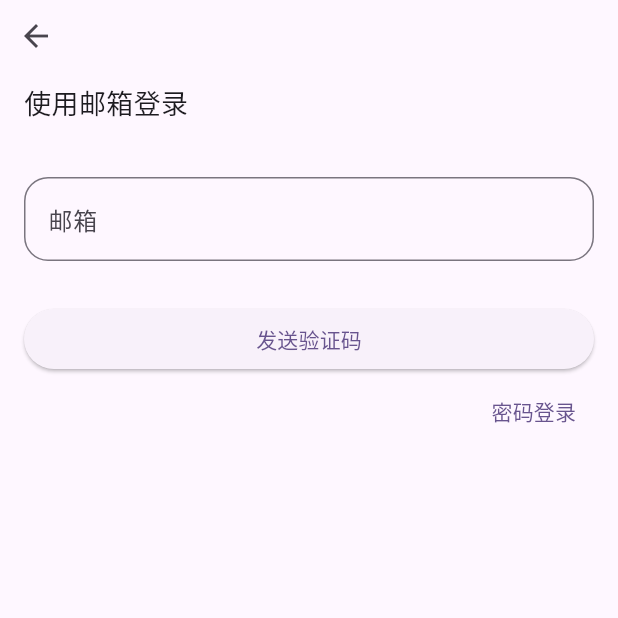
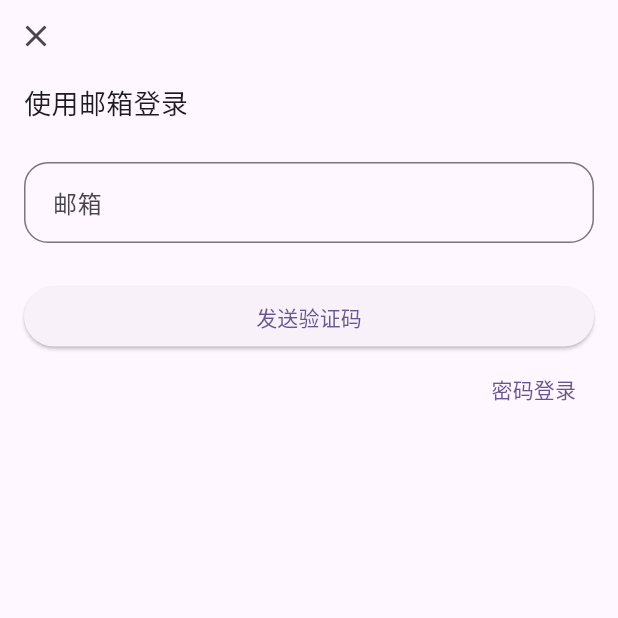
Before and after one commit to zayn415/reada-front, a Flutter app: the screen it shows after launch, after a tap on "登录", on a phone screen of 412 x 824 dp, the top half of it. Run offline on Flutter 3.47's test engine with Material 3 defaults, Android fonts, the phone set to English and light mode, and no system bars; our stand-ins replace email_validator, pinput.

Commit message:
feat: 拆分登录、验证码页面；请求封转；验证码、登录接口

```diff
--- /dev/null
+++ b/lib/constants/api_prefix.dart
@@ -0,0 +1,4 @@
+class ApiPrefix {
+  static const String code = '/user/login/code';
+  static const String login = '/user/login';
+}
--- a/lib/main.dart
+++ b/lib/main.dart
@@ -18,9 +18,9 @@ class MyApp extends StatelessWidget {
       theme: ThemeData(
         colorScheme: ColorScheme.fromSeed(seedColor: Colors.deepPurple),
       ),
-      initialRoute: Routes.home,
+      initialRoute: Routes.shelf,
       onGenerateRoute: (settings) {
-        if (settings.name == Routes.home) {
+        if (settings.name == Routes.shelf) {
           return MaterialPageRoute(builder: (_) => const MainNavigator());
         }
         return AppRoutes.generateRoute(settings);
--- a/lib/pages/login.dart
+++ b/lib/pages/login.dart
@@ -1,6 +1,7 @@
 import 'package:email_validator/email_validator.dart';
 import 'package:flutter/material.dart';
 import 'package:reada/routes/routes.dart';
+import 'package:reada/services/auth_service.dart';
 
 // 登录页面
 class LoginPage extends StatefulWidget {
@@ -12,30 +13,39 @@ class LoginPage extends StatefulWidget {
 
 class _LoginPageState extends State<LoginPage> {
   final _formKey = GlobalKey<FormState>();
+  late AuthService authService;
+  Map<String, dynamic>? data;
   final TextEditingController _emailController = TextEditingController();
-  final List<TextEditingController> _codeControllers = List.generate(
-    6,
-    (index) => TextEditingController(),
-  );
-  bool _isObscure = true;
-  bool _isSent = false;
+
+  @override
+  void initState() {
+    super.initState();
+    authService = AuthService();
+  }
 
   @override
   void dispose() {
     _emailController.dispose();
-    for (var c in _codeControllers) {
-      c.dispose();
-    }
     super.dispose();
   }
 
-  void _login() {
-    if (_formKey.currentState!.validate()) {
-      // 这里添加实际的登录逻辑，例如调用 API
-      ScaffoldMessenger.of(
-        context,
-      ).showSnackBar(const SnackBar(content: Text('登录成功')));
-      Navigator.pushReplacementNamed(context, Routes.home);
+  // 发送验证码
+  Future<void> _handleSendCode() async {
+    final email = _emailController.text;
+    if (_emailController.text.isNotEmpty && EmailValidator.validate(email)) {
+      try {
+        // 发送验证码
+        final result = await authService.sendVerificationCode(email);
+        if (result['code'] != 200) {
+          throw Exception('发送验证码失败：${result['message']}');
+        }
+        // 跳转到验证码页面
+        WidgetsBinding.instance.addPostFrameCallback((_) {
+          Navigator.pushNamed(context, Routes.verification, arguments: email);
+        });
+      } catch (e) {
+        throw Exception('发送验证码失败：$e');
+      }
     }
   }
 
@@ -43,7 +53,7 @@ class _LoginPageState extends State<LoginPage> {
   Widget build(BuildContext context) {
     return GestureDetector(
       onTap: () {
-        FocusScope.of(context).unfocus();
+        FocusManager.instance.primaryFocus?.unfocus();
       },
       child: Scaffold(
         body: SafeArea(
@@ -59,26 +69,33 @@ class _LoginPageState extends State<LoginPage> {
                     children: [
                       IconButton(
                         onPressed: () {
-                          Navigator.pushReplacementNamed(context, Routes.home);
+                          // 跳过登录，直接进入书架页面，清空路由栈
+                          Navigator.pushNamedAndRemoveUntil(
+                            context,
+                            Routes.shelf,
+                            (route) => false,
+                          );
                         },
-                        icon: const Icon(Icons.arrow_back),
+                        icon: const Icon(Icons.close),
                       ),
                     ],
                   ),
                   // 标题
-                  const Padding(
-                    padding: EdgeInsets.symmetric(horizontal: 16, vertical: 8),
+                  Padding(
+                    padding: const EdgeInsets.symmetric(
+                      horizontal: 16,
+                      vertical: 8,
+                    ),
                     child: Text(
                       '使用邮箱登录',
-                      style: TextStyle(
+                      style: const TextStyle(
                         fontSize: 18,
                         fontWeight: FontWeight.w500,
                       ),
                     ),
                   ),
-                  const SizedBox(height: 20),
+                  const SizedBox(height: 10),
                   // 邮箱输入框
-                  if (!_isSent)
                   Padding(
                     padding: const EdgeInsets.symmetric(
                       horizontal: 16,
@@ -90,7 +107,37 @@ class _LoginPageState extends State<LoginPage> {
                       decoration: InputDecoration(
                         labelText: '邮箱',
                         border: OutlineInputBorder(
-                            borderRadius: BorderRadius.all(Radius.circular(16)),
+                          borderRadius: BorderRadius.circular(16),
+                        ),
+                        contentPadding: EdgeInsets.symmetric(
+                          vertical: 15,
+                          horizontal: 15,
+                        ),
+                        helperText: '',
+                        helperStyle: TextStyle(fontSize: 11, height: 1.2),
+                        errorStyle: TextStyle(fontSize: 11, height: 1.2),
+                        errorBorder: OutlineInputBorder(
+                          borderSide: BorderSide(
+                            color: Colors.red[700]!,
+                            width: 1.1,
+                          ),
+                          borderRadius: BorderRadius.circular(16),
+                        ),
+                        focusedErrorBorder: OutlineInputBorder(
+                          // 聚焦错误状态边框
+                          borderSide: BorderSide(
+                            color: Colors.red[700]!,
+                            width: 1.1,
+                          ),
+                          borderRadius: BorderRadius.circular(16),
+                        ),
+                        focusedBorder: OutlineInputBorder(
+                          // 聚焦状态边框
+                          borderSide: BorderSide(
+                            color: Color(0xFF190019),
+                            width: 1.1,
+                          ),
+                          borderRadius: BorderRadius.circular(16),
                         ),
                         suffixIcon: ValueListenableBuilder<TextEditingValue>(
                           valueListenable: _emailController,
@@ -124,45 +171,23 @@ class _LoginPageState extends State<LoginPage> {
                       },
                     ),
                   ),
-                  if (_isSent)
+                  // 登录按钮
                   Padding(
-                      padding: const EdgeInsets.symmetric(vertical: 16.0),
-                      child: Row(
-                        mainAxisAlignment: MainAxisAlignment.spaceEvenly,
-                        children: List.generate(
-                          6,
-                          (index) => SizedBox(
-                            width: 40,
-                            child: TextFormField(
-                              controller: _codeControllers[index],
-                              textAlign: TextAlign.center,
-                              keyboardType: TextInputType.number,
-                              maxLength: 1,
-                              decoration: const InputDecoration(
-                                counterText: '',
-                              ),
-                              validator:
-                                  (value) =>
-                                      value?.isEmpty ?? true ? ' ' : null,
+                    padding: const EdgeInsets.symmetric(horizontal: 16),
+                    child: ElevatedButton(
+                      style: ButtonStyle(
+                        shape: WidgetStateProperty.all(
+                          RoundedRectangleBorder(
+                            borderRadius: BorderRadius.circular(50),
                           ),
                         ),
                       ),
-                      ),
-                    ),
-                  const SizedBox(height: 20),
-                  // 登录按钮
-                  Padding(
-                    padding: const EdgeInsets.symmetric(
-                      horizontal: 16,
-                      // vertical: 16,
-                    ),
-                    child: ElevatedButton(
-                      onPressed: _login,
-                      child: Text(_isSent ? '登录' : '发送验证码'),
+                      onPressed: _handleSendCode,
+                      child: Text('发送验证码'),
                     ),
                   ),
                   Padding(
-                    padding: const EdgeInsets.symmetric(horizontal: 16),
+                    padding: const EdgeInsets.only(right: 16),
                     child: Align(
                       alignment: Alignment.centerRight,
                       child: TextButton(
--- a/lib/routes/routes.dart
+++ b/lib/routes/routes.dart
@@ -1,4 +1,5 @@
 import 'package:flutter/material.dart';
+import 'package:reada/pages/verification_page.dart';
 
 import '../pages/login.dart';
 import '../pages/message.dart';
@@ -7,23 +8,58 @@ import '../pages/shelf.dart';
 
 // 路由常量
 class Routes {
-  static const String home = '/';
+  static const String shelf = '/';
   static const String login = '/login';
   static const String mine = '/mine';
   static const String message = '/message';
+  static const String verification = '/verification';
 }
 
 class AppRoutes {
   static Route<dynamic> generateRoute(RouteSettings settings) {
     switch (settings.name) {
-      case Routes.home:
+      case Routes.shelf:
         return MaterialPageRoute(builder: (_) => const ShelfPage());
       case Routes.login:
-        return MaterialPageRoute(builder: (_) => const LoginPage());
+        return PageRouteBuilder(
+          pageBuilder: (context, animation, secondaryAnimation) => LoginPage(),
+          transitionsBuilder: (context, animation, secondaryAnimation, child) {
+            const begin = Offset(0.0, 1.0);
+            const end = Offset.zero;
+            const curve = Curves.ease;
+            var tween = Tween(
+              begin: begin,
+              end: end,
+            ).chain(CurveTween(curve: curve));
+            return SlideTransition(
+              position: animation.drive(tween),
+              child: child,
+            );
+          },
+        );
       case Routes.mine:
         return MaterialPageRoute(builder: (_) => const MinePage());
       case Routes.message:
         return MaterialPageRoute(builder: (_) => const MessagePage());
+      case Routes.verification:
+        return PageRouteBuilder(
+          pageBuilder:
+              (context, animation, secondaryAnimation) =>
+                  VerificationPage(email: settings.arguments as String),
+          transitionsBuilder: (context, animation, secondaryAnimation, child) {
+            const begin = Offset(1.0, 0.0);
+            const end = Offset.zero;
+            const curve = Curves.ease;
+            var tween = Tween(
+              begin: begin,
+              end: end,
+            ).chain(CurveTween(curve: curve));
+            return SlideTransition(
+              position: animation.drive(tween),
+              child: child,
+            );
+          },
+        );
       default:
         return MaterialPageRoute(
           builder:
--- a/pubspec.yaml
+++ b/pubspec.yaml
@@ -34,8 +34,10 @@ dependencies:
   # The following adds the Cupertino Icons font to your application.
   # Use with the CupertinoIcons class for iOS style icons.
   cupertino_icons: ^1.0.8
-
   email_validator: ^2.1.17
+  provider: ^6.0.5
+  pinput: ^5.0.1
+  http: ^1.4.0
 
 dependency_overrides:
   http:
```
Also changed, not shown: lib/constants/colors.dart (+4 -5 lines), lib/pages/verification_page.dart (added, +206 -0 lines), lib/services/auth_service.dart (added, +23 -0 lines), lib/utils/api_client.dart (added, +28 -0 lines), lib/services/user_service.dart (added), pubspec.lock, 1 other file. Lines whose indentation alone changed are shown as unchanged.
